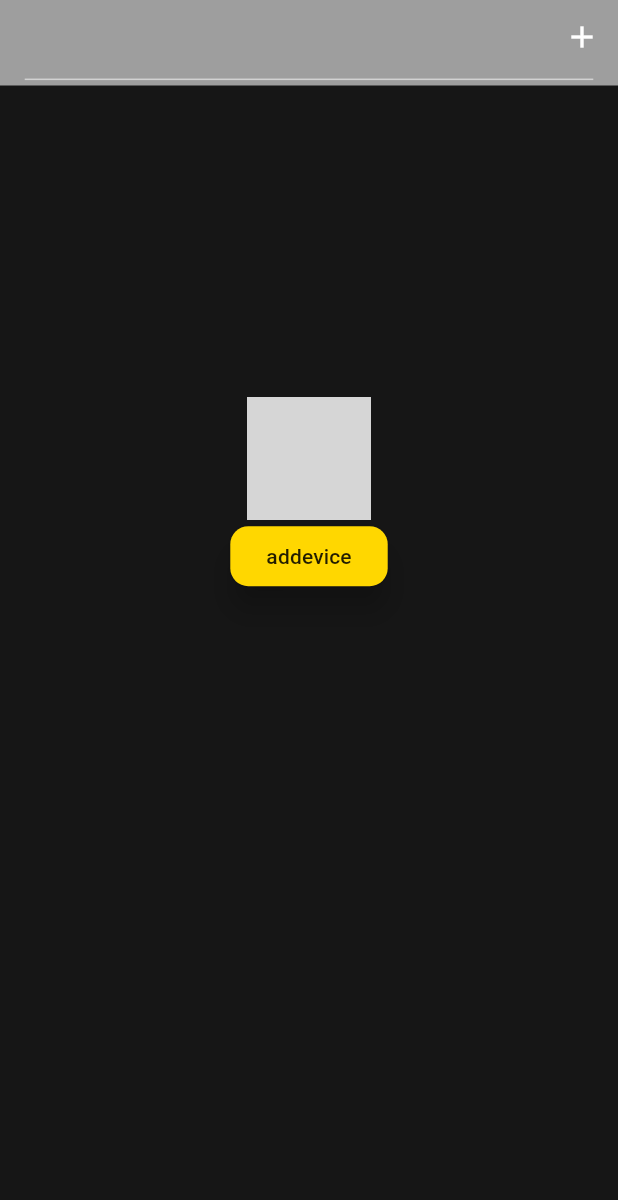
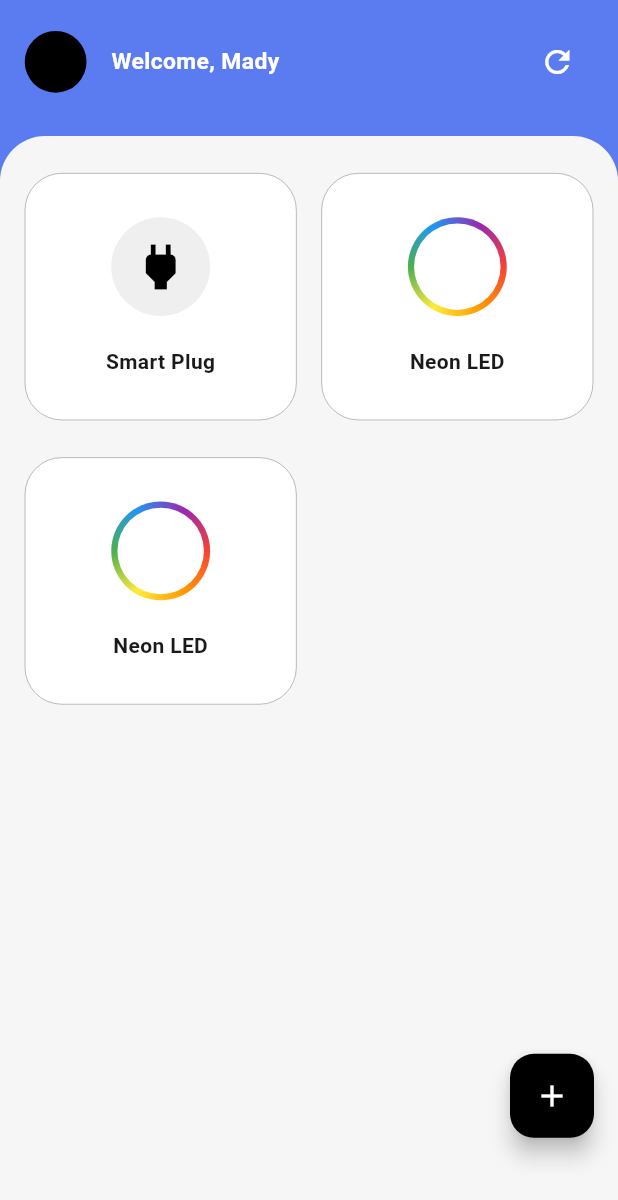
Before and after one commit to shaelhaldkar/smartiOT, a Flutter app: the screen it shows after launch, on a phone screen of 412 x 824 dp. Shown: the top 1200 px of the screen. Run offline on Flutter 3.47's test engine with Material 3 defaults, Android fonts, the phone set to English and light mode, and no system bars; drawn by our look-alikes of liquid_pull_to_refresh; our stand-ins replace cached_network_image, connectivity_plus, country_picker, dropdown_textfield, firebase_auth, firebase_core and 8 more; missing offline and left inert: android_intent_plus; accounts and stored records are empty; Roboto replaces fonts that are missing (poppins); grey boxes are pictures that could not be loaded.

Commit message:
updated view of homescreen page

```diff
--- a/lib/languages/english.dart
+++ b/lib/languages/english.dart
@@ -313,5 +313,6 @@ class English {
     "logout_confirm": "Are you sure you want to logout?",
     "cancel": "Cancel",
     "logout_failed": "Logout failed",
+    "welcome_mady":"Welcome, Mady"
   };
 }
--- a/lib/screens/homescreen/home_controller.dart
+++ b/lib/screens/homescreen/home_controller.dart
@@ -21,6 +21,7 @@ class HomeController extends GetxController with WidgetsBindingObserver {
   final RxBool _isHidden = true.obs;
   final RxBool valuesecond = true.obs;
   final RxBool activeConnection = false.obs;
+
 
   var errorString = "".obs;
   var alexaurl = "";
@@ -57,6 +58,22 @@ class HomeController extends GetxController with WidgetsBindingObserver {
   @override
   Future<void> onInit() async {
     super.onInit();
+
+    deviceList.addAll([
+      {
+        "device": "Smart Plug",
+        "icon": "smartplug"
+      },
+      {
+        "device": "Neon LED",
+        "icon": "neon"
+      },
+      {
+        "device": "Neon LED",
+        "icon": "neon"
+      },
+    ]);
+
     WidgetsBinding.instance.addObserver(this);
     locationR = loc.Location();
 
--- a/lib/screens/homescreen/home_screen.dart
+++ b/lib/screens/homescreen/home_screen.dart
@@ -9,9 +9,7 @@ import '../../utils/helpers.dart';
 import '../../utils/images.dart';
 import 'home_controller.dart';
 
-
 class HomeScreen extends GetView<HomeController> {
-
 
   @override
   Widget build(BuildContext context) {
@@ -19,42 +17,79 @@ class HomeScreen extends GetView<HomeController> {
       child: Sizer(builder: (context, orientation, deviceType) {
         return Scaffold(
           key: controller.scaffoldKey,
-          extendBodyBehindAppBar: true,
-          backgroundColor: Colors.red,
-          appBar: AppBar(
-            backgroundColor: Colors.grey,
-           /* leading: IconButton(
-              icon: Icon(Icons.menu, color: Colors.white, size: 3.h),
-              onPressed: () => controller.scaffoldKey.currentState!.openDrawer(),
-            ),*/
-            actions: [
-           //   if (Platform.isAndroid)
-                IconButton(
+          backgroundColor: App_colors.primaryHeader,
+          floatingActionButtonLocation: FloatingActionButtonLocation.endFloat,
+          floatingActionButton: Padding(
+            padding: EdgeInsets.only(bottom: 6.h),
+            child: FloatingActionButton(
+              backgroundColor: App_colors.floatingButton,
               onPressed: () => controller.navigateToAddDevice(),
-                    icon: Icon(Icons.add, color: Colors.white),),
-            ],
-            bottom: PreferredSize(
-              preferredSize: Size.fromHeight(1),
-              child: Padding(
-                padding: EdgeInsets.only(left: 2.h, right: 2.h),
-                child: Divider(
-                  height: 1.h,
-                  color: Colors.white54,
+              child: Icon(Icons.add,color: App_colors.txtwhite),
             ),
           ),
+
+          body: WillPopScope(
+            onWillPop: () => Helpers.showExitDialog(context),
+            child: Column(
+              children: [
+                Container(
+                  height: 10.h,
+                  width: double.infinity,
+                  padding: EdgeInsets.symmetric(horizontal:4.w),
+                  decoration: BoxDecoration(
+                    color: App_colors.primaryHeader,
+                  ),
+                  child: Row(
+                    mainAxisAlignment: MainAxisAlignment.spaceBetween,
+                    children: [
+                      Row(
+                        children: [
+                          Container(
+                            height:5.h,
+                            width:5.h,
+                            decoration: BoxDecoration(
+                              shape: BoxShape.circle,
+                              color: App_colors.bg_black,
                             ),
                           ),
-          body: WillPopScope(
-            onWillPop: () => Helpers.showExitDialog(context),
-            child: SingleChildScrollView(
+
+                          SizedBox(width:4.w),
+                          Text(
+                            "welcome_mady".tr,
+                            style: TextStyle(
+                              color: App_colors.txtwhite,
+                              fontSize:16.sp,
+                              fontWeight: FontWeight.w600,
+                              fontFamily:'poppins',
+                            ),
+                          ),
+
+                        ],
+                      ),
+                      IconButton(
+                        onPressed: () => controller.handleRefresh(),
+                        icon: Icon(Icons.refresh,color: App_colors.txtwhite),
+                      )
+                    ],
+                  ),
+                ),
+
+                Expanded(
                   child: Container(
-                height: 100.h,
-                width: MediaQuery.of(context).size.width,
+                    margin: EdgeInsets.only(top: 1.h),
+                    width: double.infinity,
+                    padding: EdgeInsets.only(top:3.h,left:4.w,right:4.w),
                     decoration: BoxDecoration(
-                  color: App_colors.gradient_bg_grey
+                      color: App_colors.pageBackground,
+                      borderRadius: BorderRadius.only(
+                        topLeft: Radius.circular(30),
+                        topRight: Radius.circular(30),
+                      ),
                     ),
                     child: _buildDeviceList(),
                   ),
+                ),
+              ],
             ),
           ),
         );
@@ -62,110 +97,40 @@ class HomeScreen extends GetView<HomeController> {
     );
   }
 
-
-
-
   Widget _buildDeviceList() {
     return Obx(() {
       if (controller.isLoading.value) {
         return Center(child: CircularProgressIndicator());
-      } else if (controller.deviceList.isEmpty) {
-        return _buildNoDeviceView();
       } else {
         return _buildDeviceGridView();
       }
     });
   }
 
-  Widget _buildNoDeviceView() {
-    return Container(
-      height: 100.h,
-      color: Colors.transparent,
-      child: Padding(
-        padding: EdgeInsets.only(bottom: 20.h),
-        child: Column(
-          mainAxisAlignment: MainAxisAlignment.center,
-          children: [
-            Image.asset(Images.ASSEST_ADDFILE_IMAGE,
-                height: 10.h),
-            ElevatedButton(
-             onPressed: () =>
-                  controller.navigateToAddDevice(),
-              style: ElevatedButton.styleFrom(
-                elevation: 1.h,
-                shape: new RoundedRectangleBorder(
-                  borderRadius: new BorderRadius.circular(12),
-                ),
-                backgroundColor: Color(0xffFFD700),
-              ),
-              child: Text(
-                'addevice'.tr,
-                style: TextStyle(
-                  color: Colors.black87,
-                  fontFamily: 'poppins',
-                ),
-              ),
-            ),
-          ],
-        ),
-      ),
-    );
-  }
-
   Widget _buildDeviceGridView() {
     return LiquidPullToRefresh(
-      key:controller.refreshIndicatorKey,
+      key: controller.refreshIndicatorKey,
       color: Colors.transparent,
       showChildOpacityTransition: false,
       onRefresh: () => controller.handleRefresh(),
-      child: Column(
-        children: [
-          Flexible(
-            flex: 1,
-            child: Padding(
-              padding: EdgeInsets.all(8.h),
       child: GridView.builder(
-                shrinkWrap: true,
+        itemCount: controller.deviceList.length,
         gridDelegate: SliverGridDelegateWithFixedCrossAxisCount(
-                    crossAxisCount: 2,
-                    crossAxisSpacing: 10.0,
-                    mainAxisSpacing: 12.0),
-                itemCount: controller.deviceList.length,
-                itemBuilder: (context, index) {
+          crossAxisCount:2,
+          crossAxisSpacing:4.w,
+          mainAxisSpacing:3.h,
+          childAspectRatio:1.1,
+        ),
+        itemBuilder:(context,index){
           final device = controller.deviceList[index];
           return _buildDeviceItem(device);
         },
-              ),
-            ),
-          ),
-        //  if (Platform.isAndroid)
-            Padding(
-              padding: EdgeInsets.only(left: 8.h, right: 8.h),
-              child: ElevatedButton(
-                child: Text(
-                  'addnwdevice'.tr,
-                  style: TextStyle(
-                      fontSize: 16,
-                      fontFamily: 'sf',
-                      color: Colors.white),
-                ),
-                style: ElevatedButton.styleFrom(
-                  elevation: 1.h,
-                  fixedSize: Size(100.w, 5.5.h),
-                  shape: new RoundedRectangleBorder(
-                    borderRadius: new BorderRadius.circular(5.h),
-                  ),
-                  backgroundColor: Color(0xff304B5E),
-                ),
-                onPressed: () => controller.navigateToAddDevice(),
-              ),
-            ),
-        ],
       ),
     );
   }
 
   Widget _buildDeviceItem(dynamic device) {
+    bool isNeon = device['device'].toString().toLowerCase().contains('neon');
     return Stack(
       children: [
         InkWell(
@@ -175,25 +140,56 @@ class HomeScreen extends GetView<HomeController> {
           child: Container(
             width: 100.h,
             decoration: BoxDecoration(
-              color: Color(0xff304B5E),
-              borderRadius: BorderRadius.circular(1.h),
+              color: App_colors.cardBackground,
+              borderRadius: BorderRadius.circular(3.h),
+              border: Border.all(
+                color: App_colors.cardBorder,
+                width: 0.4,
+              ),
             ),
             child: Column(
               crossAxisAlignment: CrossAxisAlignment.center,
               mainAxisAlignment: MainAxisAlignment.center,
               children: [
-                SvgPicture.asset(
-                  controller.assetsimg(device['icon']),
-                  height: 8.h,
-                  width: 8.w,
-                  color: Colors.white,
+                isNeon
+                    ? Container(
+                  height:8.h,
+                  width:8.h,
+                  decoration: BoxDecoration(
+                    shape: BoxShape.circle,
+                    gradient: App_colors.neonGradient,
                   ),
+                  child: Center(
+                    child: Container(
+                      height:7.h,
+                      width:7.h,
+                      decoration: BoxDecoration(
+                        shape: BoxShape.circle,
+                        color: App_colors.neonInnerCircle,
+                      ),
+                    ),
+                  ),
+                )
+                    : Container(
+                  height:8.h,
+                  width:8.h,
+                  decoration: BoxDecoration(
+                    shape: BoxShape.circle,
+                    color: App_colors.iconCircleBg,
+                  ),
+                  child: Icon(
+                    Icons.power,
+                    size: 40,
+                    color: App_colors.bg_black,
+                  ),
+                ),
+
                 Padding(
-                  padding: const EdgeInsets.only(top: 5.0,left: 5.0,right: 5.0),
+                  padding: const EdgeInsets.only(top:20.0),
                   child: Text(
                     '${device['device']}',
                     style: TextStyle(
-                        color: Colors.white70,
+                        color: App_colors.text_primary,
                         fontWeight: FontWeight.w600,
                         fontFamily: 'poppins',
                         fontSize: 14),
@@ -272,6 +268,4 @@ class HomeScreen extends GetView<HomeController> {
       ),
     );
   }*/
-
-
 }
--- a/lib/utils/app_colors.dart
+++ b/lib/utils/app_colors.dart
@@ -45,11 +45,32 @@ class App_colors{
   static const Color login_border = Color(0xFFE0E0E0);
   static const Color login_hint = Color(0xFF9E9E9E);
 
-  static const Color primary_blue = Color(0xFF4A90E2);
+  static const Color primary_blue = Color(0xff42A5F5);
   static const Color button_disabled = Color(0xFFBFD7F2);
 
   static const Color text_primary = Color(0xFF1A1A1A);
   static const Color text_secondary = Color(0xFF7A7A7A);
   static const Color logout_red = Color(0xFFE53935);
 
+  static const Color primaryHeader = Color(0xff5B7CF0);
+  static const Color pageBackground = Color(0xffF6F6F6);
+  static const Color cardBackground = Colors.white;
+  static const Color cardBorder = Colors.black45;
+  static const Color iconCircleBg = Color(0xffEFEFEF);
+  static const Color floatingButton = Colors.black;
+  static const Color neonInnerCircle = Colors.white;
+
+  // neon gradient
+  static const SweepGradient neonGradient = SweepGradient(
+    colors: [
+      Colors.red,
+      Colors.orange,
+      Colors.yellow,
+      Colors.green,
+      Colors.blue,
+      Colors.purple,
+      Colors.red,
+    ],
+  );
+
 }
```
Also changed, not shown: pubspec.lock, 1 other file. Lines whose indentation alone changed are shown as unchanged.
